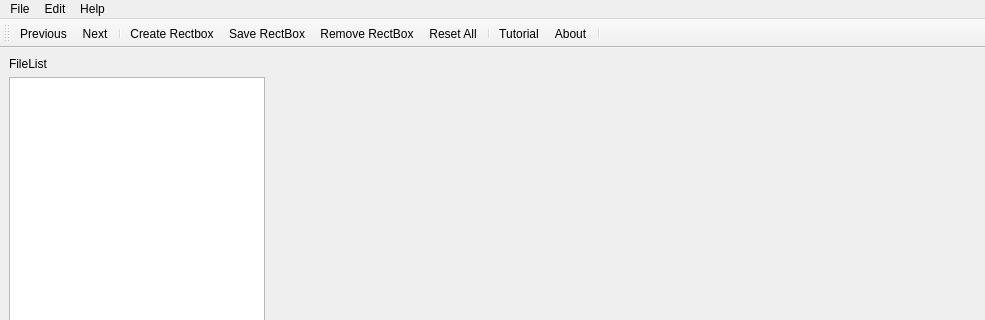
Old version of the form mainwindow.ui in the repository ranjitkathiriya/QAnnotation; both pictures show x 0 to 985 and y 0 to 320 of the 985 by 649 pixel window.
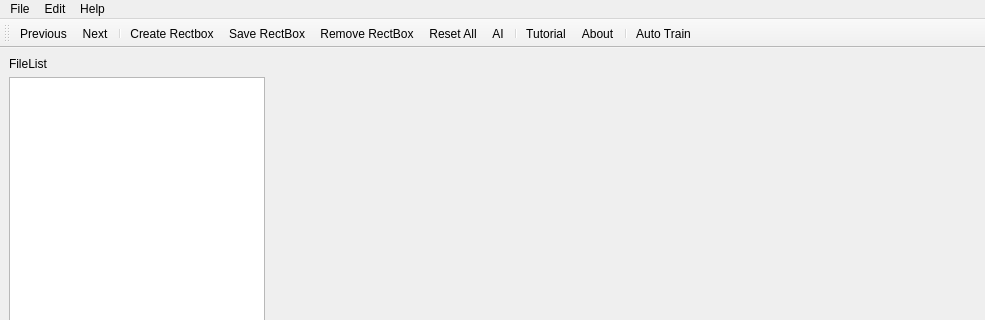
New version of the form. Icons and pictures are not drawn. Custom widgets are drawn as their Qt base class.

What changed in the file:
```diff
--- a/mainwindow.ui
+++ b/mainwindow.ui
@@ -182,10 +182,12 @@
    <addaction name="actionSave_RectBox"/>
    <addaction name="actionRemove_RectBox"/>
    <addaction name="actionReset_All"/>
+   <addaction name="actionAI"/>
    <addaction name="separator"/>
    <addaction name="actionTutorial"/>
    <addaction name="actionAbout_2"/>
    <addaction name="separator"/>
+   <addaction name="actionAuto_Train"/>
   </widget>
   <action name="actionSave_Label_Directory">
    <property name="icon">
@@ -325,6 +327,27 @@
     <string>About </string>
    </property>
   </action>
+  <action name="actionAI">
+   <property name="icon">
+    <iconset resource="resources.qrc">
+     <normaloff>:/resources/ai_icon.png</normaloff>:/resources/ai_icon.png</iconset>
+   </property>
+   <property name="text">
+    <string>AI</string>
+   </property>
+   <property name="shortcut">
+    <string>Q</string>
+   </property>
+  </action>
+  <action name="actionAuto_Train">
+   <property name="icon">
+    <iconset resource="resources.qrc">
+     <normaloff>:/resources/train.png</normaloff>:/resources/train.png</iconset>
+   </property>
+   <property name="text">
+    <string>Auto Train</string>
+   </property>
+  </action>
  </widget>
  <customwidgets>
   <customwidget>
```
Left out of the diff: 8 changed lines with no effect on the pictures.
